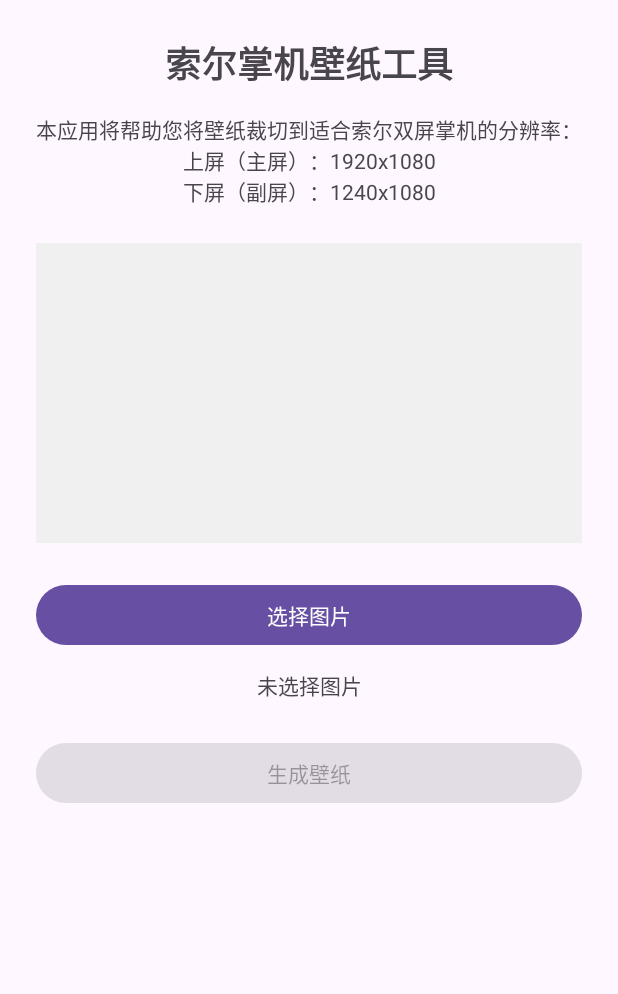
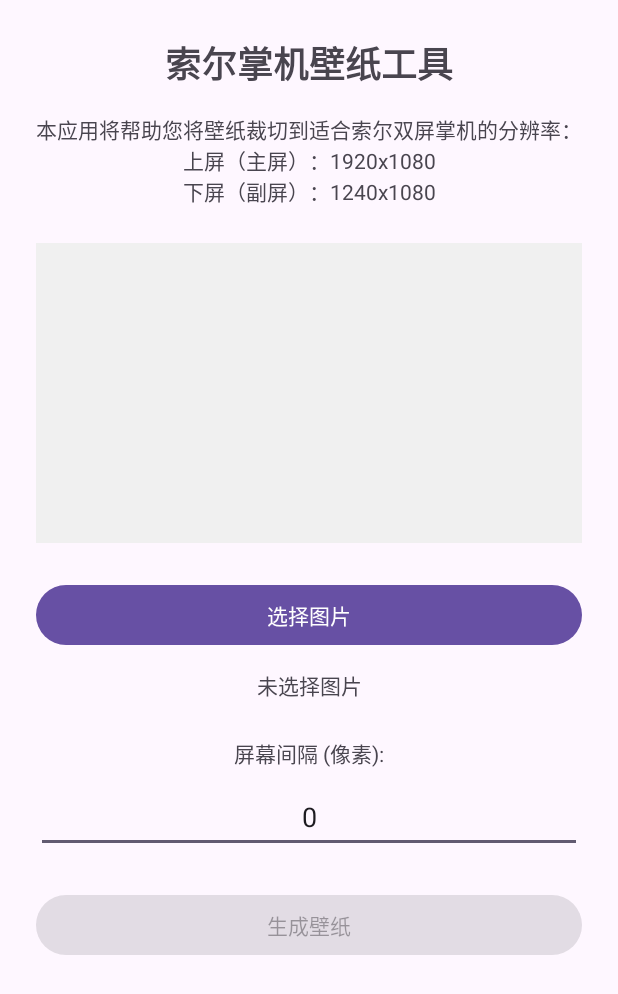
Before and after one commit to adam-ikari/ThorWallpaperTool, an Android app: the screen it shows after launch (MainActivity), on a phone screen of 412 x 824 dp. Shown: the top 994 px of the screen. Run offline under Robolectric (Android 15) with nearby library versions, the phone set to English and light mode, and no system bars.

Commit message:
mvp version

```diff
--- a/app/src/main/res/layout/activity_main.xml
+++ b/app/src/main/res/layout/activity_main.xml
@@ -80,6 +80,34 @@
                 app:layout_constraintStart_toStartOf="parent"
                 app:layout_constraintTop_toBottomOf="@id/btnSelectImage" />
 
+            <TextView
+                android:id="@+id/gapLabel"
+                android:layout_width="0dp"
+                android:layout_height="wrap_content"
+                android:layout_marginStart="24dp"
+                android:layout_marginTop="24dp"
+                android:layout_marginEnd="24dp"
+                android:text="屏幕间隔 (像素):"
+                android:textAlignment="center"
+                app:layout_constraintEnd_toEndOf="parent"
+                app:layout_constraintStart_toStartOf="parent"
+                app:layout_constraintTop_toBottomOf="@id/selectedImageInfo" />
+
+            <EditText
+                android:id="@+id/editGap"
+                android:layout_width="0dp"
+                android:layout_height="wrap_content"
+                android:layout_marginStart="24dp"
+                android:layout_marginTop="8dp"
+                android:layout_marginEnd="24dp"
+                android:inputType="number"
+                android:hint="输入间隔像素数 (默认: 0)"
+                android:text="0"
+                android:textAlignment="center"
+                app:layout_constraintEnd_toEndOf="parent"
+                app:layout_constraintStart_toStartOf="parent"
+                app:layout_constraintTop_toBottomOf="@id/gapLabel" />
+
             <Button
                 android:id="@+id/btnProcessImage"
                 android:layout_width="0dp"
@@ -91,7 +119,7 @@
                 android:enabled="false"
                 app:layout_constraintEnd_toEndOf="parent"
                 app:layout_constraintStart_toStartOf="parent"
-                app:layout_constraintTop_toBottomOf="@id/selectedImageInfo" />
+                app:layout_constraintTop_toBottomOf="@id/editGap" />
 
             <ProgressBar
                 android:id="@+id/progressBar"
--- /dev/null
+++ b/app/src/main/res/values/public.xml
@@ -0,0 +1,6 @@
+<?xml version="1.0" encoding="utf-8"?>
+<!-- resources xmlns:tools="http://schemas.android.com/tools">
+    <public type="layout" name="placeholder" id="0x7f030001" />
+</resources -->
+<!-- Empty resources file to avoid build errors -->
+<resources />
```
Also changed, not shown: app/build.gradle.kts (+10 -0 lines), app/src/main/java/com/adam/thorwallpapertool/ImageProcessor.kt (+66 -49 lines), app/src/main/java/com/adam/thorwallpapertool/MainActivity.kt (+15 -3 lines), 2 other files.
